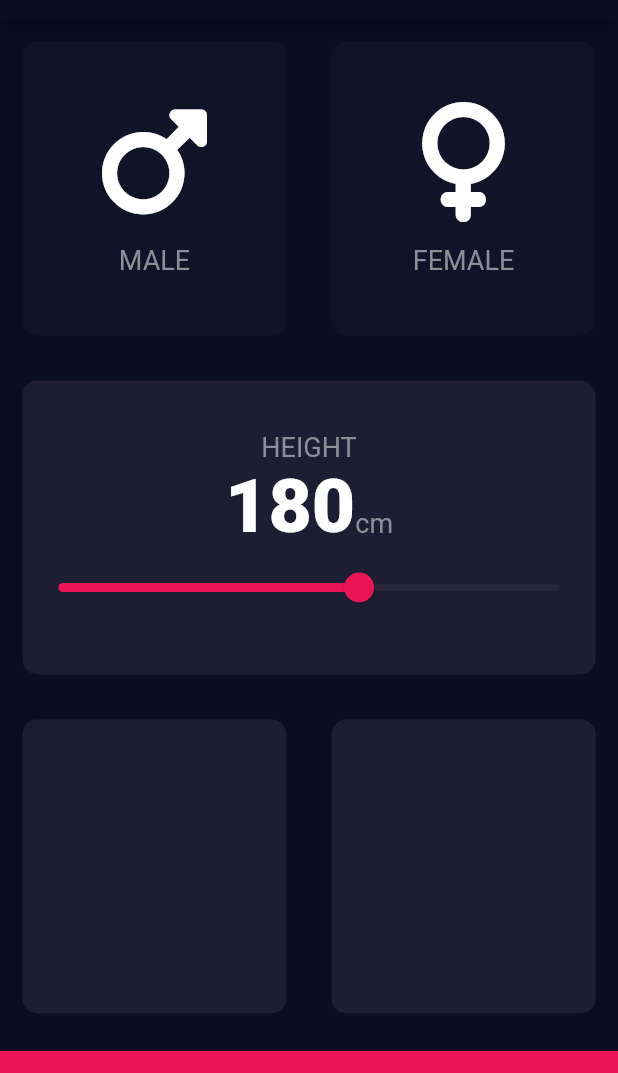
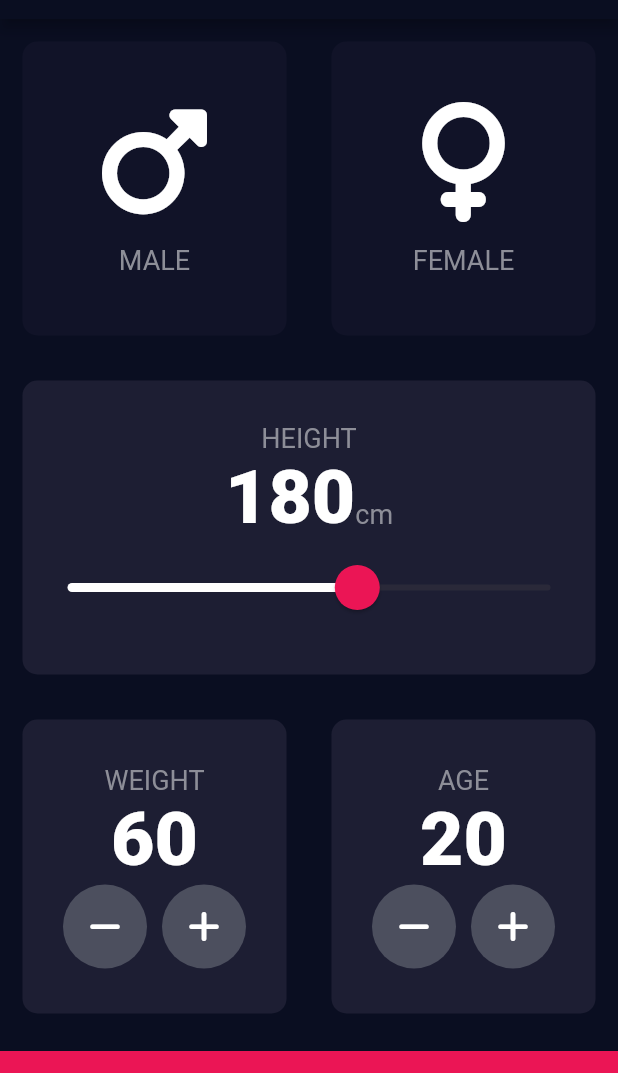
Before and after one commit to Howlbeeb/BMI-Calculator, a Flutter app: the screen it shows after launch, on a phone screen of 412 x 824 dp, the part 65-1138 px from its top. Run offline on Flutter 3.47's test engine with Material 2 defaults, Android fonts, the phone set to English and light mode, and no system bars; our stand-ins replace font_awesome_flutter.

Commit message:
BMI calculator

```diff
--- a/lib/Input_page.dart
+++ b/lib/Input_page.dart
@@ -17,6 +17,8 @@ class InputPage extends StatefulWidget {
 class _InputPageState extends State<InputPage> {
   Gender? selectedGender;
   int height = 180;
+  int weight = 60;
+  int age = 20;
 
   @override
   Widget build(BuildContext context) {
@@ -88,7 +90,17 @@ class _InputPageState extends State<InputPage> {
                       )
                     ],
                   ),
-                  Slider(
+                  SliderTheme(
+                    data: SliderTheme.of(context).copyWith(
+                        thumbColor: Color(0xFFEB1555),
+                        activeTrackColor: Colors.white,
+                        inactiveTrackColor: Color(0xFF8DE98),
+                        overlayColor: Color(0x29EB1555),
+                        thumbShape:
+                            RoundSliderThumbShape(enabledThumbRadius: 15.0),
+                        overlayShape:
+                            RoundSliderOverlayShape(overlayRadius: 30.0)),
+                    child: Slider(
                       onChanged: (double newValue) {
                         setState(() {
                           height = newValue.round();
@@ -97,8 +109,7 @@ class _InputPageState extends State<InputPage> {
                       value: height.toDouble(),
                       min: 120.0,
                       max: 220,
-                    activeColor: Color(0xFFEB1555),
-                    inactiveColor: Color(0xFF8DE98),
+                    ),
                   ),
                 ],
               ),
@@ -109,10 +120,76 @@ class _InputPageState extends State<InputPage> {
               children: <Widget>[
                 Expanded(
                     child: ReusableCard(
+                  cardchild: Column(
+                    mainAxisAlignment: MainAxisAlignment.center,
+                    children: <Widget>[
+                      Text(
+                        'WEIGHT',
+                        style: kicontextstyle,
+                      ),
+                      Text(
+                        weight.toString(),
+                        style: kTextstyle,
+                      ),
+                      Row(
+                        mainAxisAlignment: MainAxisAlignment.center,
+                        children: [
+                          RoundIconButton(onPressed: (){
+                            setState(() {
+                              weight--;
+                            });
+                          },
+                            icon: FontAwesomeIcons.minus,
+                          ),
+                          SizedBox(
+                            width: 10.0,
+                          ),
+                          RoundIconButton(onPressed: (){
+                            setState(() {
+                              weight++;
+                            });
+                          },
+                            icon: FontAwesomeIcons.plus,
+                          )
+                        ],
+                      )
+                    ],
+                  ),
                   colour: kActivecardcolor,
                 )),
                 Expanded(
                     child: ReusableCard(
+                  cardchild: Column(
+                    mainAxisAlignment: MainAxisAlignment.center,
+                    children: <Widget>[
+                      Text(
+                        'AGE',
+                        style: kicontextstyle,
+                      ),
+                      Text(
+                        age.toString(),
+                        style: kTextstyle,
+                      ),
+                      Row(
+                        mainAxisAlignment: MainAxisAlignment.center,
+                        children: [
+                          RoundIconButton(onPressed:(){setState(() {
+                            age--;
+                          });},
+                            icon: FontAwesomeIcons.minus,
+                          ),
+                          SizedBox(
+                            width: 10.0,
+                          ),
+                          RoundIconButton(onPressed: (){setState(() {
+                            age++;
+                          });},
+                            icon: FontAwesomeIcons.plus,
+                          )
+                        ],
+                      )
+                    ],
+                  ),
                   colour: kActivecardcolor,
                 ))
               ],
@@ -129,3 +206,20 @@ class _InputPageState extends State<InputPage> {
     );
   }
 }
+
+class RoundIconButton extends StatelessWidget {
+  RoundIconButton({required this.icon,required this.onPressed});
+  final IconData? icon;
+  final void Function()? onPressed;
+  @override
+  Widget build(BuildContext context) {
+    return RawMaterialButton(
+      child: Icon(icon),
+      onPressed: onPressed,
+      shape: CircleBorder(),
+      fillColor: Color(0xFF4C4F5E),
+      elevation: 0.0,
+      constraints: BoxConstraints.tightFor(width: 56.0, height: 56),
+    );
+  }
+}
```
Lines whose indentation alone changed are shown as unchanged.
